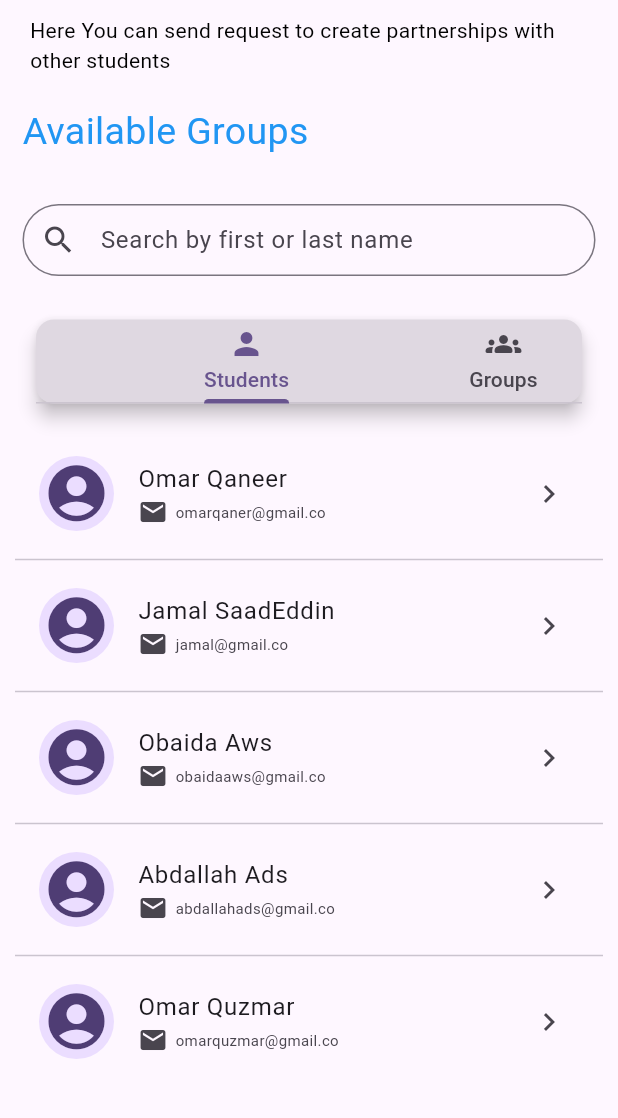
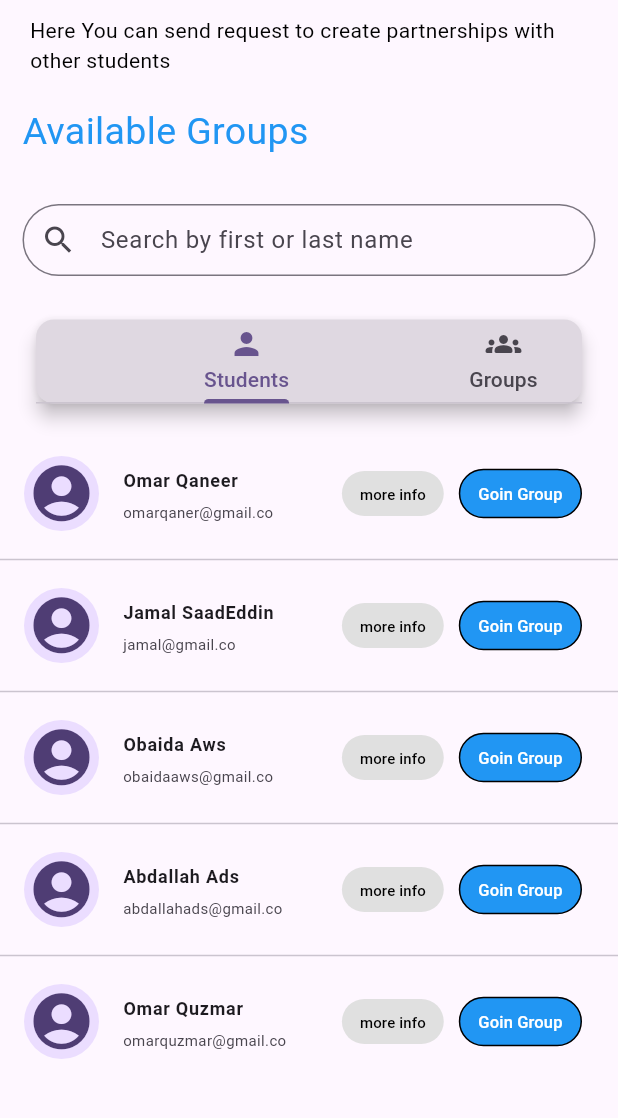
Before and after one commit to Omar-Qaneer/LetsGraduate_Mobile, a Flutter app: the FindPartners screen opened directly, on a phone screen of 412 x 824 dp, the part 87-1205 px from its top. Run offline on Flutter 3.47's test engine with Material 3 defaults, Android fonts, the phone set to English and light mode, and no system bars; our stand-ins replace flutter_otp_text_field, get, shared_preferences; accounts and stored records are empty.

Commit message:
Build FindPartners Page part 7
Add CustomTrailing for FindPartner Page to view two buttons view more info and join to group

```diff
--- a/lib/controller/student/findpartners_controller.dart
+++ b/lib/controller/student/findpartners_controller.dart
@@ -1,9 +1,11 @@
 import 'package:flutter/material.dart';
+import 'package:flutter_application_1/core/constant/routes.dart';
 import 'package:get/get.dart';
 
 abstract class FindPartnerController extends GetxController
     with GetSingleTickerProviderStateMixin {
   void findPartners();
+  void goToStudentDetailsPage(var student);
   void setPageIndex(int newIndex);
 }
 
@@ -46,4 +48,9 @@ class FindPartnerControllerImp extends FindPartnerController {
     currentPageIndex = newIndex;
     update();
   }
+
+  @override
+  void goToStudentDetailsPage(student) {
+    Get.toNamed(AppRoute.studentDetails, arguments: student);
+  }
 }
--- a/lib/view/screen/student/findpartners.dart
+++ b/lib/view/screen/student/findpartners.dart
@@ -105,8 +105,7 @@ class FindPartners extends StatelessWidget {
 
             Expanded(
               child: Padding(
-                padding:
-                    const EdgeInsets.symmetric(horizontal: 10, vertical: 20),
+                padding: const EdgeInsets.symmetric(vertical: 20),
                 child: TabBarView(
                   controller: controller.findPartnerTabController,
                   children: [
--- a/lib/view/widget/student/custom_listtile.dart
+++ b/lib/view/widget/student/custom_listtile.dart
@@ -1,16 +1,21 @@
 import 'package:flutter/material.dart';
+import 'package:flutter_application_1/view/widget/student/findpartners/custom_trailing.dart';
 
 class CustomListTileStudent extends StatelessWidget {
   final String name;
   final String email;
   final String pageName;
   final Widget widget;
+  final void Function()? onPressed1;
+  final void Function()? onPressed2;
   const CustomListTileStudent({
     super.key,
     required this.name,
     required this.email,
     required this.widget,
     required this.pageName,
+    this.onPressed1,
+    this.onPressed2,
   });
 
   @override
@@ -22,24 +27,20 @@ class CustomListTileStudent extends StatelessWidget {
       ),
       title: Text(
         name,
-        style: const TextStyle(fontSize: 16),
+        style: TextStyle(
+            fontSize: pageName == "MyPartners" ? 16 : 12,
+            fontWeight: FontWeight.bold),
       ),
-      subtitle: Row(
-        children: [
-          const Icon(
-            Icons.email,
-            size: 20,
-          ),
-          const SizedBox(
-            width: 5,
-          ),
-          Text(
-            email,
-            style: const TextStyle(fontSize: 10),
-          ),
-        ],
+      subtitle: Text(
+        email,
+        style: const TextStyle(fontSize: 10),
       ),
-      trailing: const Icon(Icons.navigate_next),
+      trailing: pageName == "MyPartners"
+          ? const Icon(Icons.navigate_next)
+          : CustomTrailing(
+              onPressed1: onPressed1,
+              onPressed2: onPressed2,
+            ),
     );
   }
 }
--- a/lib/view/widget/student/findpartners/custom_studentsview.dart
+++ b/lib/view/widget/student/findpartners/custom_studentsview.dart
@@ -1,5 +1,7 @@
 import 'package:flutter/material.dart';
+import 'package:flutter_application_1/controller/student/findpartners_controller.dart';
 import 'package:flutter_application_1/view/widget/student/custom_listtile.dart';
+import 'package:get/get.dart';
 
 class CustomStudentsView extends StatelessWidget {
   final dynamic students;
@@ -7,6 +9,7 @@ class CustomStudentsView extends StatelessWidget {
 
   @override
   Widget build(BuildContext context) {
+    FindPartnerControllerImp controller = Get.put(FindPartnerControllerImp());
     return ListView.separated(
       physics: const ScrollPhysics(),
       shrinkWrap: true,
@@ -21,6 +24,10 @@ class CustomStudentsView extends StatelessWidget {
             Icons.account_circle,
             size: 45,
           ),
+          onPressed1: () {
+            controller.goToStudentDetailsPage(student);
+          },
+          onPressed2: () {},
         );
       },
       separatorBuilder: (BuildContext context, int index) {
--- /dev/null
+++ b/lib/view/widget/student/findpartners/custom_trailing.dart
@@ -0,0 +1,53 @@
+import 'package:flutter/material.dart';
+
+class CustomTrailing extends StatelessWidget {
+  final void Function()? onPressed1;
+  final void Function()? onPressed2;
+  const CustomTrailing({
+    super.key,
+    this.onPressed1,
+    this.onPressed2,
+  });
+
+  @override
+  Widget build(BuildContext context) {
+    return Row(
+      mainAxisSize: MainAxisSize.min,
+      mainAxisAlignment: MainAxisAlignment.spaceBetween,
+      children: [
+        Container(
+          height: 30,
+          decoration: BoxDecoration(
+            borderRadius: BorderRadius.circular(50),
+            color: Colors.grey[300],
+          ),
+          child: TextButton(
+            onPressed: onPressed1,
+            child: const Text(
+              "more info",
+              style: TextStyle(color: Colors.black, fontSize: 10),
+            ),
+          ),
+        ),
+        const SizedBox(
+          width: 10,
+        ),
+        Container(
+          height: 33,
+          decoration: BoxDecoration(
+            borderRadius: BorderRadius.circular(50),
+            border: Border.all(width: 1, color: Colors.black),
+            color: Colors.blue,
+          ),
+          child: TextButton(
+            onPressed: onPressed2,
+            child: const Text(
+              "Goin Group",
+              style: TextStyle(color: Colors.white, fontSize: 11),
+            ),
+          ),
+        ),
+      ],
+    );
+  }
+}
```
